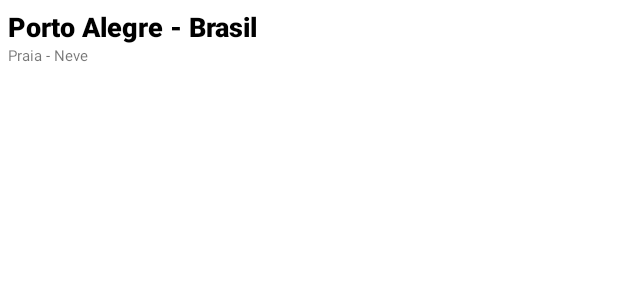
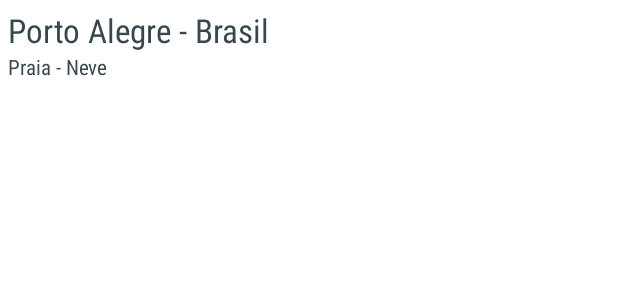
Before and after one commit to itamarborges/ots, an Android app: the layout list_item_cities_list.xml on its own in the app's theme, with its tools: preview values and no code run, on a phone screen of 412 x 824 dp. Shown: the top 300 px of the screen. Run offline under Robolectric (Android 15) with nearby library versions, the phone set to English and light mode, and no system bars.

Commit message:
Apresentando a lista de cidades, aparecendo as tags

```diff
--- a/app/src/main/java/br/borbi/ots/adapter/CitiesListAdapter.java
+++ b/app/src/main/java/br/borbi/ots/adapter/CitiesListAdapter.java
@@ -79,8 +79,8 @@ public class CitiesListAdapter extends BaseAdapter{
             separador = " - ";
         }
 
-        //viewHolder.tagTextView.setText(tagsItem);
-        //viewHolder.tagTextView.setText("1111111111111111111 - 22222222222");
+        viewHolder.tagTextView.setText(tagsItem);
+
 
         return convertView;
     }
--- a/app/src/main/res/layout/list_item_cities_list.xml
+++ b/app/src/main/res/layout/list_item_cities_list.xml
@@ -10,24 +10,29 @@
     <LinearLayout
         android:id="@+id/list_item_linearlayout"
         android:layout_width="match_parent"
-        android:layout_height="100dp"
+        android:layout_height="wrap_content"
         android:layout_alignParentLeft="true"
-        android:orientation="vertical">
+        android:orientation="vertical"
+        android:measureWithLargestChild="false"
+        android:showDividers="beginning|middle|end">
 
         <TextView
             android:id="@+id/list_item_city_list_name_textview"
             android:layout_width="match_parent"
             android:layout_height="wrap_content"
             android:text="Porto Alegre - Brasil"
-            android:textAppearance="@style/titleTextView"
-            />
+            android:textAppearance="?android:textAppearanceLarge"
+            android:fontFamily="sans-serif-condensed"
+            android:textColor="@color/material_blue_grey_800" />
 
         <TextView
             android:id="@+id/list_item_city_list_tags_textview"
             android:layout_width="match_parent"
             android:layout_height="wrap_content"
-            android:textSize="10sp"
-            android:text="Praia - Neve" />
+            android:text="Praia - Neve"
+            android:textAppearance="?android:textAppearanceSmall"
+            android:fontFamily="sans-serif-condensed"
+            android:textColor="@color/material_blue_grey_800" />
     </LinearLayout>
 
 </LinearLayout>
```
Also changed, not shown: app/src/main/java/br/borbi/ots/CitiesListActivity.java (+0 -24 lines), app/src/main/java/br/borbi/ots/model/CityModel.java (+4 -3 lines), app/src/main/java/br/borbi/ots/pojo/City.java (+11 -1 lines).
